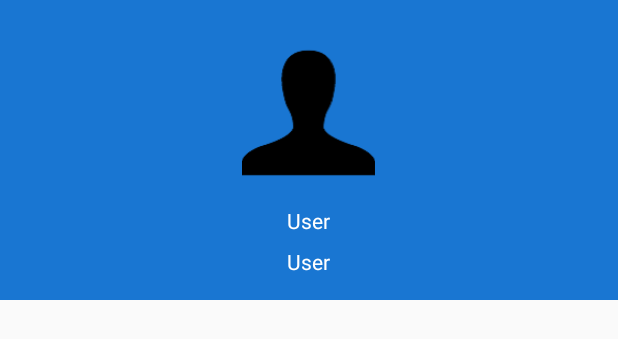
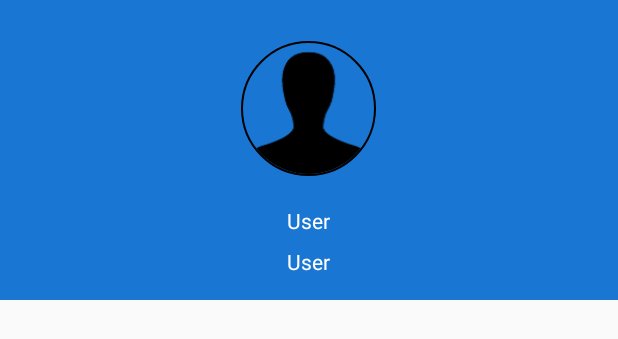
Before and after one commit to nguyentoanthang/FinalProject, an Android app: the layout drawer_header.xml on its own in the app's theme, with its tools: preview values and no code run, on a phone screen of 412 x 824 dp. Shown: the top 339 px of the screen. Run offline under Robolectric (Android 15) with nearby library versions, the phone set to English and light mode, and no system bars.

Commit message:
+ add circle image

```diff
--- /dev/null
+++ b/app/src/main/java/com/example/mac/finalproject/CircleImageView.java
@@ -0,0 +1,332 @@
+package com.example.mac.finalproject;
+
+import android.content.Context;
+import android.content.res.TypedArray;
+import android.graphics.Bitmap;
+import android.graphics.BitmapShader;
+import android.graphics.Canvas;
+import android.graphics.Color;
+import android.graphics.ColorFilter;
+import android.graphics.Matrix;
+import android.graphics.Paint;
+import android.graphics.RectF;
+import android.graphics.Shader;
+import android.graphics.drawable.BitmapDrawable;
+import android.graphics.drawable.ColorDrawable;
+import android.graphics.drawable.Drawable;
+import android.net.Uri;
+import android.support.annotation.ColorInt;
+import android.support.annotation.ColorRes;
+import android.support.annotation.DrawableRes;
+import android.util.AttributeSet;
+import android.widget.ImageView;
+
+public class CircleImageView extends ImageView {
+
+    private static final ScaleType SCALE_TYPE = ScaleType.CENTER_CROP;
+
+    private static final Bitmap.Config BITMAP_CONFIG = Bitmap.Config.ARGB_8888;
+    private static final int COLORDRAWABLE_DIMENSION = 2;
+
+    private static final int DEFAULT_BORDER_WIDTH = 0;
+    private static final int DEFAULT_BORDER_COLOR = Color.BLACK;
+    private static final int DEFAULT_FILL_COLOR = Color.TRANSPARENT;
+    private static final boolean DEFAULT_BORDER_OVERLAY = false;
+
+    private final RectF mDrawableRect = new RectF();
+    private final RectF mBorderRect = new RectF();
+
+    private final Matrix mShaderMatrix = new Matrix();
+    private final Paint mBitmapPaint = new Paint();
+    private final Paint mBorderPaint = new Paint();
+    private final Paint mFillPaint = new Paint();
+
+    private int mBorderColor = DEFAULT_BORDER_COLOR;
+    private int mBorderWidth = DEFAULT_BORDER_WIDTH;
+    private int mFillColor = DEFAULT_FILL_COLOR;
+
+    private Bitmap mBitmap;
+    private BitmapShader mBitmapShader;
+    private int mBitmapWidth;
+    private int mBitmapHeight;
+
+    private float mDrawableRadius;
+    private float mBorderRadius;
+
+    private ColorFilter mColorFilter;
+
+    private boolean mReady;
+    private boolean mSetupPending;
+    private boolean mBorderOverlay;
+
+    public CircleImageView(Context context) {
+        super(context);
+
+        init();
+    }
+
+    public CircleImageView(Context context, AttributeSet attrs) {
+        this(context, attrs, 0);
+    }
+
+    public CircleImageView(Context context, AttributeSet attrs, int defStyle) {
+        super(context, attrs, defStyle);
+
+        TypedArray a = context.obtainStyledAttributes(attrs, R.styleable.CircleImageView, defStyle, 0);
+
+        mBorderWidth = a.getDimensionPixelSize(R.styleable.CircleImageView_civ_border_width, DEFAULT_BORDER_WIDTH);
+        mBorderColor = a.getColor(R.styleable.CircleImageView_civ_border_color, DEFAULT_BORDER_COLOR);
+        mBorderOverlay = a.getBoolean(R.styleable.CircleImageView_civ_border_overlay, DEFAULT_BORDER_OVERLAY);
+        mFillColor = a.getColor(R.styleable.CircleImageView_civ_fill_color, DEFAULT_FILL_COLOR);
+
+        a.recycle();
+
+        init();
+    }
+
+    private void init() {
+        super.setScaleType(SCALE_TYPE);
+        mReady = true;
+
+        if (mSetupPending) {
+            setup();
+            mSetupPending = false;
+        }
+    }
+
+    @Override
+    public ScaleType getScaleType() {
+        return SCALE_TYPE;
+    }
+
+    @Override
+    public void setScaleType(ScaleType scaleType) {
+        if (scaleType != SCALE_TYPE) {
+            throw new IllegalArgumentException(String.format("ScaleType %s not supported.", scaleType));
+        }
+    }
+
+    @Override
+    public void setAdjustViewBounds(boolean adjustViewBounds) {
+        if (adjustViewBounds) {
+            throw new IllegalArgumentException("adjustViewBounds not supported.");
+        }
+    }
+
+    @Override
+    protected void onDraw(Canvas canvas) {
+        if (mBitmap == null) {
+            return;
+        }
+
+        if (mFillColor != Color.TRANSPARENT) {
+            canvas.drawCircle(getWidth() / 2.0f, getHeight() / 2.0f, mDrawableRadius, mFillPaint);
+        }
+        canvas.drawCircle(getWidth() / 2.0f, getHeight() / 2.0f, mDrawableRadius, mBitmapPaint);
+        if (mBorderWidth != 0) {
+            canvas.drawCircle(getWidth() / 2.0f, getHeight() / 2.0f, mBorderRadius, mBorderPaint);
+        }
+    }
+
+    @Override
+    protected void onSizeChanged(int w, int h, int oldw, int oldh) {
+        super.onSizeChanged(w, h, oldw, oldh);
+        setup();
+    }
+
+    public int getBorderColor() {
+        return mBorderColor;
+    }
+
+    public void setBorderColor(@ColorInt int borderColor) {
+        if (borderColor == mBorderColor) {
+            return;
+        }
+
+        mBorderColor = borderColor;
+        mBorderPaint.setColor(mBorderColor);
+        invalidate();
+    }
+
+    public void setBorderColorResource(@ColorRes int borderColorRes) {
+        setBorderColor(getContext().getResources().getColor(borderColorRes));
+    }
+
+    public int getFillColor() {
+        return mFillColor;
+    }
+
+    public void setFillColor(@ColorInt int fillColor) {
+        if (fillColor == mFillColor) {
+            return;
+        }
+
+        mFillColor = fillColor;
+        mFillPaint.setColor(fillColor);
+        invalidate();
+    }
+
+    public void setFillColorResource(@ColorRes int fillColorRes) {
+        setFillColor(getContext().getResources().getColor(fillColorRes));
+    }
+
+    public int getBorderWidth() {
+        return mBorderWidth;
+    }
+
+    public void setBorderWidth(int borderWidth) {
+        if (borderWidth == mBorderWidth) {
+            return;
+        }
+
+        mBorderWidth = borderWidth;
+        setup();
+    }
+
+    public boolean isBorderOverlay() {
+        return mBorderOverlay;
+    }
+
+    public void setBorderOverlay(boolean borderOverlay) {
+        if (borderOverlay == mBorderOverlay) {
+            return;
+        }
+
+        mBorderOverlay = borderOverlay;
+        setup();
+    }
+
+    @Override
+    public void setImageBitmap(Bitmap bm) {
+        super.setImageBitmap(bm);
+        mBitmap = bm;
+        setup();
+    }
+
+    @Override
+    public void setImageDrawable(Drawable drawable) {
+        super.setImageDrawable(drawable);
+        mBitmap = getBitmapFromDrawable(drawable);
+        setup();
+    }
+
+    @Override
+    public void setImageResource(@DrawableRes int resId) {
+        super.setImageResource(resId);
+        mBitmap = getBitmapFromDrawable(getDrawable());
+        setup();
+    }
+
+    @Override
+    public void setImageURI(Uri uri) {
+        super.setImageURI(uri);
+        mBitmap = uri != null ? getBitmapFromDrawable(getDrawable()) : null;
+        setup();
+    }
+
+    @Override
+    public void setColorFilter(ColorFilter cf) {
+        if (cf == mColorFilter) {
+            return;
+        }
+
+        mColorFilter = cf;
+        mBitmapPaint.setColorFilter(mColorFilter);
+        invalidate();
+    }
+
+    private Bitmap getBitmapFromDrawable(Drawable drawable) {
+        if (drawable == null) {
+            return null;
+        }
+
+        if (drawable instanceof BitmapDrawable) {
+            return ((BitmapDrawable) drawable).getBitmap();
+        }
+
+        try {
+            Bitmap bitmap;
+
+            if (drawable instanceof ColorDrawable) {
+                bitmap = Bitmap.createBitmap(COLORDRAWABLE_DIMENSION, COLORDRAWABLE_DIMENSION, BITMAP_CONFIG);
+            } else {
+                bitmap = Bitmap.createBitmap(drawable.getIntrinsicWidth(), drawable.getIntrinsicHeight(), BITMAP_CONFIG);
+            }
+
+            Canvas canvas = new Canvas(bitmap);
+            drawable.setBounds(0, 0, canvas.getWidth(), canvas.getHeight());
+            drawable.draw(canvas);
+            return bitmap;
+        } catch (Exception e) {
+            e.printStackTrace();
+            return null;
+        }
+    }
+
+    private void setup() {
+        if (!mReady) {
+            mSetupPending = true;
+            return;
+        }
+
+        if (getWidth() == 0 && getHeight() == 0) {
+            return;
+        }
+
+        if (mBitmap == null) {
+            invalidate();
+            return;
+        }
+
+        mBitmapShader = new BitmapShader(mBitmap, Shader.TileMode.CLAMP, Shader.TileMode.CLAMP);
+
+        mBitmapPaint.setAntiAlias(true);
+        mBitmapPaint.setShader(mBitmapShader);
+
+        mBorderPaint.setStyle(Paint.Style.STROKE);
+        mBorderPaint.setAntiAlias(true);
+        mBorderPaint.setColor(mBorderColor);
+        mBorderPaint.setStrokeWidth(mBorderWidth);
+
+        mFillPaint.setStyle(Paint.Style.FILL);
+        mFillPaint.setAntiAlias(true);
+        mFillPaint.setColor(mFillColor);
+
+        mBitmapHeight = mBitmap.getHeight();
+        mBitmapWidth = mBitmap.getWidth();
+
+        mBorderRect.set(0, 0, getWidth(), getHeight());
+        mBorderRadius = Math.min((mBorderRect.height() - mBorderWidth) / 2.0f, (mBorderRect.width() - mBorderWidth) / 2.0f);
+
+        mDrawableRect.set(mBorderRect);
+        if (!mBorderOverlay) {
+            mDrawableRect.inset(mBorderWidth, mBorderWidth);
+        }
+        mDrawableRadius = Math.min(mDrawableRect.height() / 2.0f, mDrawableRect.width() / 2.0f);
+
+        updateShaderMatrix();
+        invalidate();
+    }
+
+    private void updateShaderMatrix() {
+        float scale;
+        float dx = 0;
+        float dy = 0;
+
+        mShaderMatrix.set(null);
+
+        if (mBitmapWidth * mDrawableRect.height() > mDrawableRect.width() * mBitmapHeight) {
+            scale = mDrawableRect.height() / (float) mBitmapHeight;
+            dx = (mDrawableRect.width() - mBitmapWidth * scale) * 0.5f;
+        } else {
+            scale = mDrawableRect.width() / (float) mBitmapWidth;
+            dy = (mDrawableRect.height() - mBitmapHeight * scale) * 0.5f;
+        }
+
+        mShaderMatrix.setScale(scale, scale);
+        mShaderMatrix.postTranslate((int) (dx + 0.5f) + mDrawableRect.left, (int) (dy + 0.5f) + mDrawableRect.top);
+
+        mBitmapShader.setLocalMatrix(mShaderMatrix);
+    }
+
+}
--- a/app/src/main/java/com/example/mac/finalproject/Project.java
+++ b/app/src/main/java/com/example/mac/finalproject/Project.java
@@ -1,8 +1,12 @@
 package com.example.mac.finalproject;
+
+import com.parse.ParseUser;
 
 import java.util.Date;
 
 public class Project {
+
+    private ParseUser host;
 
     private String name;
 
--- a/app/src/main/res/layout/drawer_header.xml
+++ b/app/src/main/res/layout/drawer_header.xml
@@ -8,11 +8,14 @@
     android:theme="@style/ThemeOverlay.AppCompat.Dark"
     android:gravity="bottom">
 
-    <ImageView
+    <com.example.mac.finalproject.CircleImageView
+        xmlns:app="http://schemas.android.com/apk/res-auto"
+        android:id="@+id/profile_image"
         android:layout_width="90dp"
         android:layout_height="90dp"
         android:src="@drawable/profile_image"
-        android:id="@+id/profile_image"
+        app:civ_border_width="1dp"
+        app:civ_border_color="#FF000000"
         android:layout_gravity="center_horizontal"/>
 
     <TextView
```
Also changed, not shown: app/src/main/java/com/example/mac/finalproject/ProjectAdapter.java (+9 -3 lines), app/src/main/res/layout/project_layout.xml (+22 -9 lines), app/src/main/res/values/attrs.xml (added, +9 -0 lines), 1 other file.
